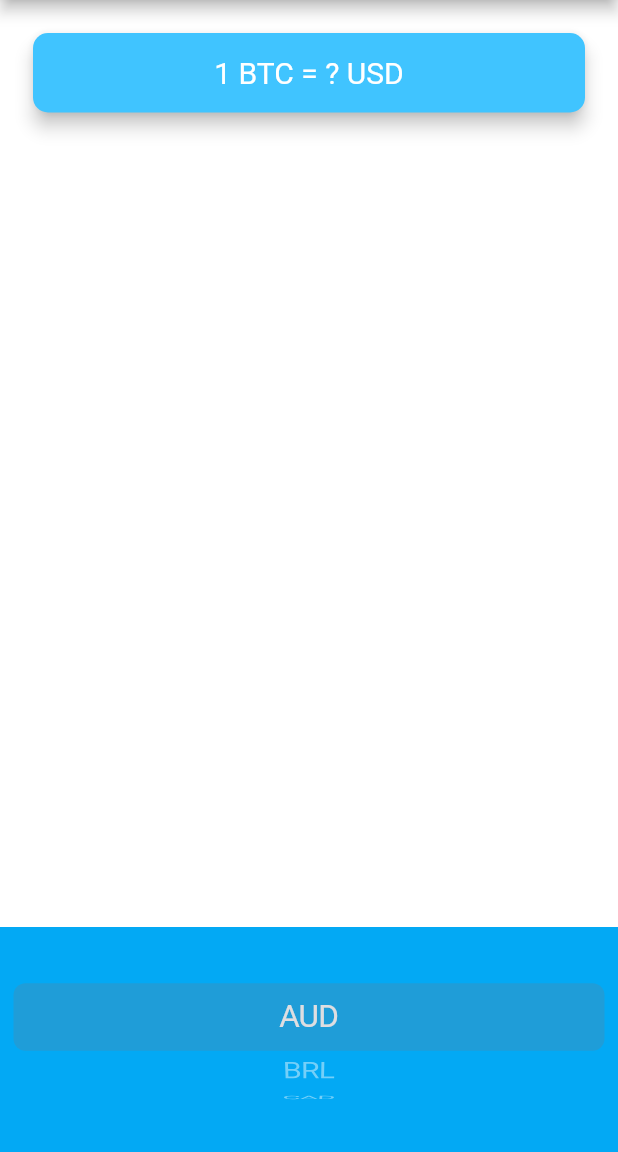
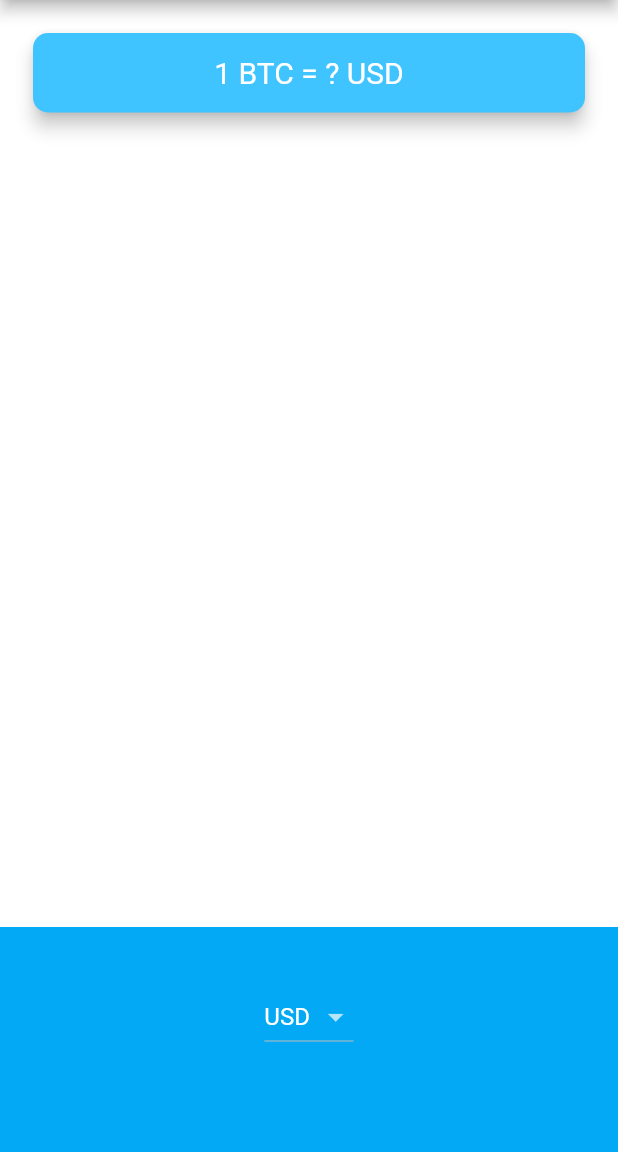
Before and after one commit to Arrocito82/bitcoin_ticker, a Flutter app: the screen it shows after launch, on a phone screen of 412 x 824 dp, the part 84-1236 px from its top. Run offline on Flutter 3.47's test engine with Material 2 defaults, Android fonts, the phone set to English and light mode, and no system bars.

```diff
--- a/lib/price_screen.dart
+++ b/lib/price_screen.dart
@@ -1,3 +1,5 @@
+import 'dart:io';
+
 import 'package:bitcoin_ticker/coin_data.dart';
 import 'package:flutter/cupertino.dart';
 import 'package:flutter/material.dart';
@@ -46,15 +48,7 @@ class _PriceScreenState extends State<PriceScreen> {
             alignment: Alignment.center,
             padding: EdgeInsets.only(bottom: 30.0),
             color: Colors.lightBlue,
-            child: CupertinoPicker(
-              itemExtent: 45,
-              onSelectedItemChanged: (int selectedIndex) {
-                setState(() {
-                  selectedCurrencyIndex = selectedIndex;
-                });
-              },
-              children: getCurrencyPickerItems(),
-            ),
+            child: Platform.isIOS ? getIOSPicker() : getPicker(),
           ),
         ],
       ),
@@ -82,4 +76,24 @@ class _PriceScreenState extends State<PriceScreen> {
     }
     return currencyListItems;
   }
+
+  CupertinoPicker getIOSPicker() => CupertinoPicker(
+        itemExtent: 45,
+        onSelectedItemChanged: (int selectedIndex) {
+          setState(() {
+            selectedCurrencyIndex = selectedIndex;
+          });
+        },
+        children: getCurrencyPickerItems(),
+      );
+
+  DropdownButton<String> getPicker() => DropdownButton<String>(
+        value: selectedCurrency,
+        items: getCurrencyListItems(),
+        onChanged: (String? value) {
+          setState(() {
+            selectedCurrency = value!;
+          });
+        },
+      );
 }
```
